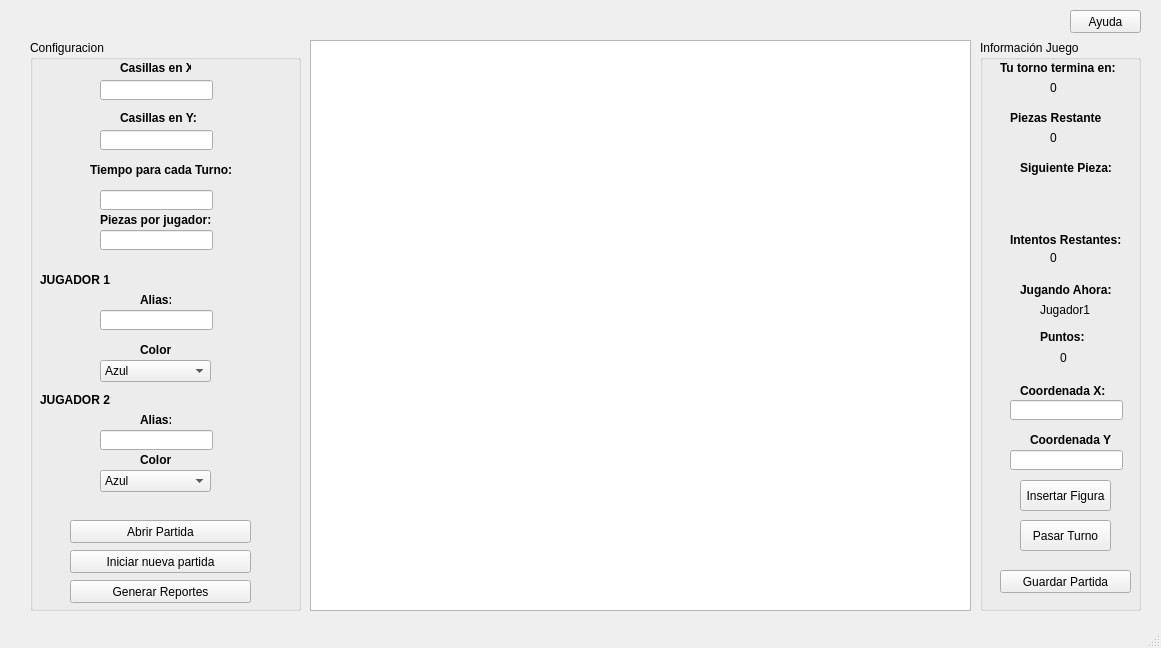
Qt form GameView.ui (CamiloSincal/IPC2_Proyecto1_202000605) before a commit.
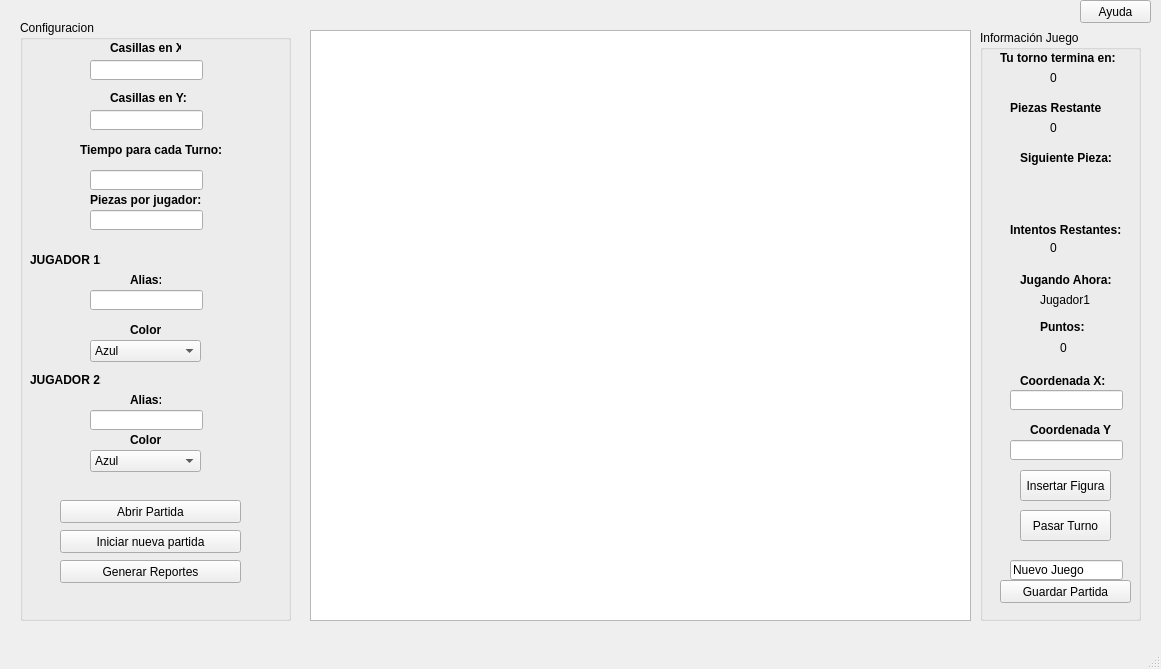
The same form after that commit.

What changed in the file:
```diff
--- a/GameView.ui
+++ b/GameView.ui
@@ -7,7 +7,7 @@
     <x>0</x>
     <y>0</y>
     <width>1161</width>
-    <height>648</height>
+    <height>669</height>
    </rect>
   </property>
   <property name="baseSize">
@@ -24,9 +24,9 @@
     <property name="geometry">
      <rect>
       <x>310</x>
-      <y>40</y>
+      <y>30</y>
       <width>661</width>
-      <height>571</height>
+      <height>591</height>
      </rect>
     </property>
     <property name="rowCount">
@@ -63,10 +63,10 @@
    <widget class="QGroupBox" name="configPart">
     <property name="geometry">
      <rect>
-      <x>30</x>
-      <y>40</y>
+      <x>20</x>
+      <y>20</y>
       <width>271</width>
-      <height>571</height>
+      <height>601</height>
      </rect>
     </property>
     <property name="title">
@@ -425,8 +425,8 @@
    <widget class="QPushButton" name="helpButton">
     <property name="geometry">
      <rect>
-      <x>1070</x>
-      <y>10</y>
+      <x>1080</x>
+      <y>0</y>
       <width>71</width>
       <height>23</height>
      </rect>
@@ -439,9 +439,9 @@
     <property name="geometry">
      <rect>
       <x>980</x>
-      <y>40</y>
+      <y>30</y>
       <width>161</width>
-      <height>571</height>
+      <height>591</height>
      </rect>
     </property>
     <property name="title">
@@ -727,7 +727,7 @@
      <property name="geometry">
       <rect>
        <x>20</x>
-       <y>530</y>
+       <y>550</y>
        <width>131</width>
        <height>23</height>
       </rect>
@@ -736,6 +736,19 @@
       <string>Guardar Partida</string>
      </property>
     </widget>
+    <widget class="QLineEdit" name="nameSave">
+     <property name="geometry">
+      <rect>
+       <x>30</x>
+       <y>530</y>
+       <width>113</width>
+       <height>20</height>
+      </rect>
+     </property>
+     <property name="text">
+      <string>Nuevo Juego</string>
+     </property>
+    </widget>
    </widget>
    <widget class="QLabel" name="winMessage">
     <property name="geometry">
```
